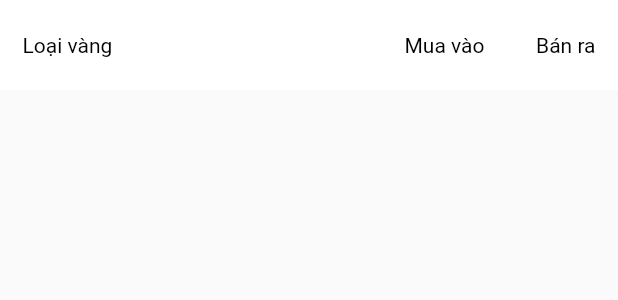
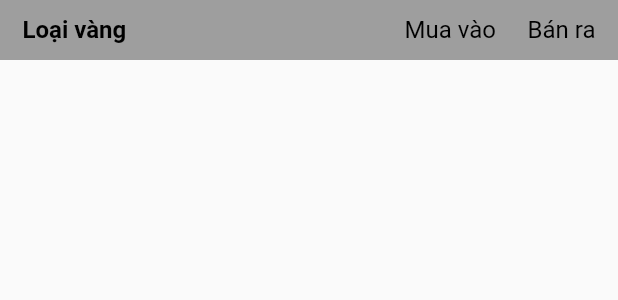
Before and after one commit to nhatlang19/gold-price, a Flutter app: the HeaderSection widget shown alone on an empty page, opened directly, on a phone screen of 412 x 824 dp. Shown: the top 300 px of the screen. Run offline on Flutter 3.47's test engine with Material 2 defaults, Android fonts, the phone set to English and light mode, and no system bars; our stand-ins replace dio, fancy_bottom_navigation, rxdart; missing offline and left inert: sticky_header_list, xml2json; network calls fail.

Commit message:
some changes

```diff
--- a/lib/screens/home/tabs/gold_price/header_section.dart
+++ b/lib/screens/home/tabs/gold_price/header_section.dart
@@ -6,7 +6,8 @@ class HeaderSection extends StatelessWidget {
     final leftSection = new Flexible(
         child: new Text(
           "Loại vàng",
-          style: new TextStyle(color: Colors.black, fontSize: 14.0),
+          style: new TextStyle(
+              color: Colors.black, fontSize: 16.0, fontWeight: FontWeight.bold),
         ),
         flex: 2);
     final rightSection = new Flexible(
@@ -17,11 +18,11 @@ class HeaderSection extends StatelessWidget {
             children: <Widget>[
               new Text(
                 "Mua vào",
-                style: new TextStyle(color: Colors.black, fontSize: 14.0),
+                style: new TextStyle(color: Colors.black, fontSize: 16.0),
               ),
               new Text(
                 "Bán ra",
-                style: new TextStyle(color: Colors.black, fontSize: 14.0),
+                style: new TextStyle(color: Colors.black, fontSize: 16.0),
               )
             ],
           ),
@@ -29,8 +30,8 @@ class HeaderSection extends StatelessWidget {
         flex: 1);
 
     return new Container(
-        height: 60.0,
-        color: Colors.white,
+        height: 40.0,
+        color: Colors.grey,
         padding: EdgeInsets.symmetric(horizontal: 15.0),
         alignment: Alignment.centerLeft,
         child: Row(
--- a/lib/screens/home/tabs/gold_price/list_section.dart
+++ b/lib/screens/home/tabs/gold_price/list_section.dart
@@ -4,7 +4,6 @@ import 'package:gold_price/model/gold_price/gold_price_response.dart';
 import 'package:gold_price/model/gold_price/item.dart';
 import 'package:sticky_header_list/sticky_header_list.dart';
 import 'package:intl/intl.dart';
-import 'package:liquid_pull_to_refresh/liquid_pull_to_refresh.dart';
 
 class ListSection extends StatelessWidget {
   ListSection({Key key, @required this.goldPrice}) : super(key: key);
@@ -71,7 +70,7 @@ class ListSection extends StatelessWidget {
         flex: 1);
 
     return new Container(
-        height: 60.0,
+        height: 50.0,
         color: Colors.white,
         padding: EdgeInsets.symmetric(horizontal: 15.0),
         alignment: Alignment.centerLeft,
```
Also changed, not shown: lib/screens/home.dart (+17 -1 lines).
